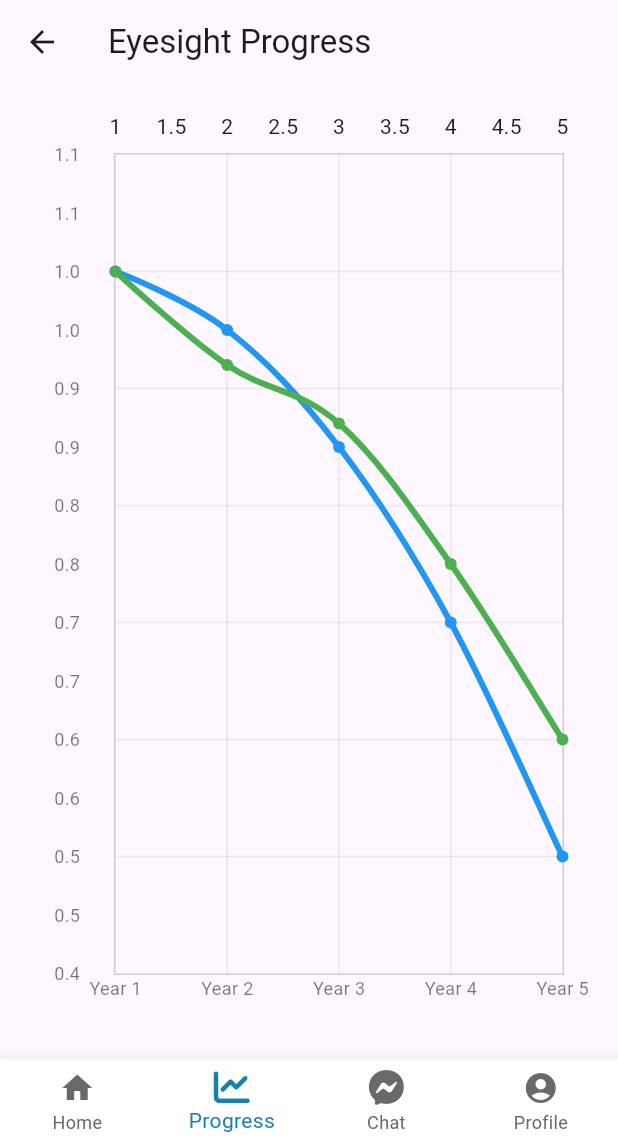
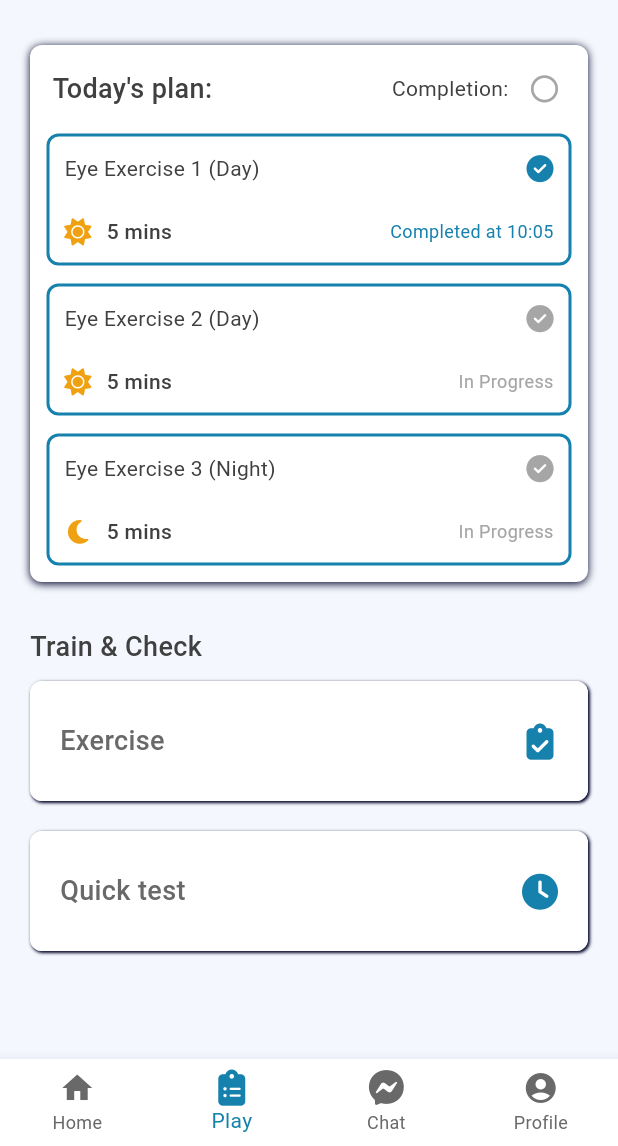
Before and after one commit to Jarwesbub/healthcare_superplatform, a Flutter app: the EyesightPageManager screen opened directly, item 2 of the bottom bar chosen, on a phone screen of 412 x 824 dp, the part 90-1236 px from its top. Run offline on Flutter 3.47's test engine with Material 3 defaults, Android fonts, the phone set to English and light mode, and no system bars; drawn by our look-alikes of fl_chart; our stand-ins replace bubble, flutter_local_notifications, flutter_svg, font_awesome_flutter, permission_handler, shared_preferences; missing offline and left inert: dialogflow_flutter_plus; accounts and stored records are empty.

Commit message:
Added play view, new button widget, Updated UI, folder path changes

```diff
--- a/lib/demos/eyesight_stats/models/eyesight_text_style.dart
+++ b/lib/demos/eyesight_stats/models/eyesight_text_style.dart
@@ -23,7 +23,7 @@ class EyesightTextStyle {
     fontWeight: FontWeight.w500,
   );
 
-  final miniHeader = TextStyle(color: EyesightColors().onSurface, fontSize: 12);
+  final miniHeader = TextStyle(color: EyesightColors().onSurface, fontSize: 14);
   final miniHeaderNegative = TextStyle(
     color: EyesightColors().plain,
     fontSize: 12,
--- a/lib/demos/eyesight_stats/pages/eyesight_home_page.dart
+++ b/lib/demos/eyesight_stats/pages/eyesight_home_page.dart
@@ -3,11 +3,11 @@ import 'package:font_awesome_flutter/font_awesome_flutter.dart';
 import 'package:healthcare_superplatform/data/page_constants.dart';
 import 'package:healthcare_superplatform/demos/eyesight_stats/models/eyesight_colors.dart';
 import 'package:healthcare_superplatform/demos/eyesight_stats/models/eyesight_text_style.dart';
-import 'package:healthcare_superplatform/demos/eyesight_stats/pages/eye_exercise_page.dart';
+import 'package:healthcare_superplatform/demos/eyesight_stats/pages/eyesight_progress_page.dart';
 import 'package:healthcare_superplatform/demos/eyesight_stats/pages/eyesight_stats_page.dart';
-import 'package:healthcare_superplatform/demos/eyesight_stats/widgets/eyesight_icon_box_button_widget.dart';
-import 'package:healthcare_superplatform/demos/eyesight_stats/widgets/eyesight_mini_button_widget.dart';
-import 'package:healthcare_superplatform/demos/eyesight_stats/widgets/eyesight_page_button_widget.dart';
+import 'package:healthcare_superplatform/demos/eyesight_stats/widgets/buttons/eyesight_icon_box_button_widget.dart';
+import 'package:healthcare_superplatform/demos/eyesight_stats/widgets/buttons/eyesight_mini_button_widget.dart';
+import 'package:healthcare_superplatform/demos/eyesight_stats/widgets/buttons/eyesight_page_button_widget.dart';
 
 class EyesightHomePage extends StatefulWidget {
   const EyesightHomePage({super.key});
@@ -17,6 +17,7 @@ class EyesightHomePage extends StatefulWidget {
 }
 
 class _HomePageState extends State<EyesightHomePage> {
+  // Buttons for the today's plan view.
   final List<EyesightMiniButtonWidget> miniButtons = [
     EyesightMiniButtonWidget(
       excercise: 'Eye Exercise 1 (Day)',
@@ -41,6 +42,7 @@ class _HomePageState extends State<EyesightHomePage> {
     ),
   ];
 
+  // Buttons for the quick actions view.
   final List<EyesightIconBoxButtonWidget> quickActionButtons = [
     EyesightIconBoxButtonWidget(
       text: 'Calendar',
@@ -102,7 +104,7 @@ class _HomePageState extends State<EyesightHomePage> {
             children: [
               Padding(
                 padding: const EdgeInsets.symmetric(horizontal: 10),
-                child: Text("Today's plan:", style: EyesightTextStyle().header),
+                child: Text("Today's Plan:", style: EyesightTextStyle().header),
               ),
               // Upper left corner arrow button.
               IconButton(
@@ -167,7 +169,7 @@ class _HomePageState extends State<EyesightHomePage> {
           mainAxisAlignment: MainAxisAlignment.spaceBetween,
           crossAxisAlignment: CrossAxisAlignment.start,
           children: [
-            Text('Your eye information', style: EyesightTextStyle().header),
+            Text('Your Eye Information', style: EyesightTextStyle().header),
             EyesightPageButtonWidget(
               text: 'Stats',
               icon: FontAwesomeIcons.chartColumn,
@@ -176,7 +178,7 @@ class _HomePageState extends State<EyesightHomePage> {
             EyesightPageButtonWidget(
               text: 'Progress',
               icon: FontAwesomeIcons.listCheck,
-              page: EyeExercisePage(),
+              page: EyesightProgressPage(),
             ),
           ],
         );
--- a/lib/demos/eyesight_stats/pages/eyesight_page_manager.dart
+++ b/lib/demos/eyesight_stats/pages/eyesight_page_manager.dart
@@ -3,7 +3,7 @@ import 'package:healthcare_superplatform/data/page_constants.dart';
 import 'package:healthcare_superplatform/demos/eyesight_stats/models/eyesight_colors.dart';
 import 'package:healthcare_superplatform/demos/eyesight_stats/pages/eyesight_chatbot_page.dart';
 import 'package:healthcare_superplatform/demos/eyesight_stats/pages/eyesight_home_page.dart';
-import 'package:healthcare_superplatform/demos/eyesight_stats/pages/eyesight_progress_page.dart';
+import 'package:healthcare_superplatform/demos/eyesight_stats/pages/eyesight_play_page.dart';
 import 'package:healthcare_superplatform/demos/eyesight_stats/widgets/eyesight_appbar.dart';
 import 'package:healthcare_superplatform/demos/eyesight_stats/widgets/eyesight_bottom_navbar.dart';
 
@@ -24,7 +24,7 @@ class _EyesightPageManagerState extends State<EyesightPageManager> {
     super.initState();
     pageList = {
       'Home': EyesightHomePage(),
-      'Progress': EyesightProgressPage(),
+      'Play': EyesightPlayPage(),
       'Chat': EyesightChatbotPage(),
       'Profile': Center(child: const Text('Profile')),
     };
@@ -42,8 +42,7 @@ class _EyesightPageManagerState extends State<EyesightPageManager> {
       ),
       backgroundColor: EyesightColors().surface,
       body: pageList.values.elementAt(currentPage),
-      bottomNavigationBar:
-           EyesightNavigationBar(onButtonTap: onButtonTap),
+      bottomNavigationBar: EyesightNavigationBar(onButtonTap: onButtonTap),
     );
   }
 
--- /dev/null
+++ b/lib/demos/eyesight_stats/pages/eyesight_play_page.dart
@@ -0,0 +1,145 @@
+import 'package:flutter/material.dart';
+import 'package:font_awesome_flutter/font_awesome_flutter.dart';
+import 'package:healthcare_superplatform/data/page_constants.dart';
+import 'package:healthcare_superplatform/demos/eyesight_stats/models/eyesight_colors.dart';
+import 'package:healthcare_superplatform/demos/eyesight_stats/models/eyesight_text_style.dart';
+import 'package:healthcare_superplatform/demos/eyesight_stats/pages/eye_exercise_page.dart';
+import 'package:healthcare_superplatform/demos/eyesight_stats/pages/vision_test_chart_page.dart';
+import 'package:healthcare_superplatform/demos/eyesight_stats/widgets/buttons/eyesight_mini_wide_button_widget.dart';
+import 'package:healthcare_superplatform/demos/eyesight_stats/widgets/buttons/eyesight_page_button_widget.dart';
+
+class EyesightPlayPage extends StatefulWidget {
+  const EyesightPlayPage({super.key});
+
+  @override
+  State<EyesightPlayPage> createState() => _EyesightPlayState();
+}
+
+class _EyesightPlayState extends State<EyesightPlayPage> {
+  // Buttons for the today's plan view.
+  final List<EyesightMiniWideButtonWidget> miniButtons = [
+    EyesightMiniWideButtonWidget(
+      excercise: 'Eye Exercise 1 (Day)',
+      time: 5,
+      icon: FontAwesomeIcons.solidSun,
+      completionTime: '10:05',
+      page: null,
+    ),
+    EyesightMiniWideButtonWidget(
+      excercise: 'Eye Exercise 2 (Day)',
+      time: 5,
+      icon: FontAwesomeIcons.solidSun,
+      completionTime: null,
+      page: null,
+    ),
+    EyesightMiniWideButtonWidget(
+      excercise: 'Eye Exercise 3 (Night)',
+      time: 5,
+      icon: FontAwesomeIcons.solidMoon,
+      completionTime: null,
+      page: null,
+    ),
+  ];
+
+  @override
+  Widget build(BuildContext context) {
+    return Center(
+      child: ConstrainedBox(
+        constraints: BoxConstraints(
+          maxWidth: PageConstants.mobileViewLimit.toDouble(),
+        ),
+        child: ListView(
+          padding: const EdgeInsets.symmetric(horizontal: 20, vertical: 30),
+          children: [
+            todaysTasksView(),
+            const SizedBox(height: 30),
+            eyeExerciseListView(),
+          ],
+        ),
+      ),
+    );
+  }
+
+  Widget todaysTasksView() {
+    return Container(
+      width: 500,
+      padding: const EdgeInsets.all(5),
+      decoration: BoxDecoration(
+        color: EyesightColors().boxColor,
+        borderRadius: BorderRadius.circular(8),
+        boxShadow: [
+          BoxShadow(
+            offset: Offset(0.0, 1.0),
+            blurRadius: 4.0,
+            color: EyesightColors().boxShadow,
+          ),
+        ],
+      ),
+      child: Column(
+        crossAxisAlignment: CrossAxisAlignment.start,
+        mainAxisAlignment: MainAxisAlignment.spaceBetween,
+        children: [
+          Row(
+            mainAxisAlignment: MainAxisAlignment.spaceBetween,
+            children: [
+              Padding(
+                padding: const EdgeInsets.symmetric(horizontal: 10),
+                child: Text("Today's plan:", style: EyesightTextStyle().header),
+              ),
+              Row(
+                children: [
+                  Text('Completion:', style: EyesightTextStyle().miniHeader),
+                  // Test icon.
+                  IconButton(
+                    onPressed: () {},
+                    icon: Icon(
+                      FontAwesomeIcons.circle,
+                      size: 18,
+                      color: EyesightColors().grey1,
+                    ),
+                  ),
+                ],
+              ),
+            ],
+          ),
+          ConstrainedBox(
+            constraints: const BoxConstraints(
+              maxWidth: double.maxFinite,
+              maxHeight: 500,
+            ),
+            child: ListView(
+              shrinkWrap: true,
+              children: List.generate(miniButtons.length, (index) {
+                return miniButtons[index];
+              }),
+            ),
+          ),
+        ],
+      ),
+    );
+  }
+
+  Widget eyeExerciseListView() {
+    return Builder(
+      builder: (context) {
+        return Column(
+          mainAxisAlignment: MainAxisAlignment.spaceBetween,
+          crossAxisAlignment: CrossAxisAlignment.start,
+          children: [
+            Text('Train & Check', style: EyesightTextStyle().header),
+            EyesightPageButtonWidget(
+              text: 'Exercise',
+              icon: FontAwesomeIcons.clipboardCheck,
+              page: EyeExercisePage(),
+            ),
+            EyesightPageButtonWidget(
+              text: 'Quick test',
+              icon: FontAwesomeIcons.solidClock,
+              page: VisionTestChartPage(),
+            ),
+          ],
+        );
+      },
+    );
+  }
+}
--- /dev/null
+++ b/lib/demos/eyesight_stats/widgets/buttons/eyesight_mini_wide_button_widget.dart
@@ -0,0 +1,95 @@
+import 'package:flutter/material.dart';
+import 'package:font_awesome_flutter/font_awesome_flutter.dart';
+import 'package:healthcare_superplatform/demos/eyesight_stats/models/eyesight_colors.dart';
+import 'package:healthcare_superplatform/demos/eyesight_stats/models/eyesight_text_style.dart';
+
+class EyesightMiniWideButtonWidget extends StatelessWidget {
+  const EyesightMiniWideButtonWidget({
+    super.key,
+    required this.excercise,
+    required this.time,
+    required this.icon,
+    required this.completionTime,
+    this.page,
+  });
+  final String excercise; // Exercise name.
+  final int time; // Minutes.
+  final IconData icon;
+  final String? completionTime;
+  final Widget? page;
+
+  @override
+  Widget build(BuildContext context) {
+    final progressColor =
+        completionTime != null
+            ? EyesightColors().primary
+            : EyesightColors().grey1;
+    return Container(
+      height: 88,
+      margin: const EdgeInsets.all(6),
+      decoration: BoxDecoration(
+        color: EyesightColors().plain,
+        border: Border.all(color: EyesightColors().primary, width: 2),
+        borderRadius: BorderRadius.circular(8),
+      ),
+      child: Material(
+        color: Colors.transparent,
+        child: InkWell(
+          onTap: () {
+            if (page == null) {
+              debugPrint('Tapped $excercise button');
+              return;
+            }
+          },
+          child: Padding(
+            padding: const EdgeInsets.symmetric(horizontal: 10),
+            child: Column(
+              crossAxisAlignment: CrossAxisAlignment.start,
+              mainAxisAlignment: MainAxisAlignment.spaceAround,
+              children: [
+                Row(
+                  mainAxisAlignment: MainAxisAlignment.spaceBetween,
+                  children: [
+                    Text(
+                      excercise,
+                      textAlign: TextAlign.start,
+                      style: EyesightTextStyle().miniHeader,
+                    ),
+                    Icon(
+                      FontAwesomeIcons.solidCircleCheck,
+                      color: progressColor,
+                      size: 18,
+                    ),
+                  ],
+                ),
+
+                Row(
+                  mainAxisAlignment: MainAxisAlignment.spaceBetween,
+                  children: [
+                    Row(
+                      children: [
+                        Icon(icon, color: EyesightColors().yellow0, size: 18),
+                        const SizedBox(width: 10),
+                        Text(
+                          '$time mins',
+                          textAlign: TextAlign.start,
+                          style: EyesightTextStyle().miniLabelMain,
+                        ),
+                      ],
+                    ),
+                    Text(
+                      completionTime != null
+                          ? 'Completed at $completionTime'
+                          : 'In Progress',
+                      style: TextStyle(color: progressColor, fontSize: 12),
+                    ),
+                  ],
+                ),
+              ],
+            ),
+          ),
+        ),
+      ),
+    );
+  }
+}
--- a/lib/demos/eyesight_stats/widgets/eyesight_bottom_navbar.dart
+++ b/lib/demos/eyesight_stats/widgets/eyesight_bottom_navbar.dart
@@ -21,8 +21,8 @@ class _NavigationBarState extends State<EyesightNavigationBar> {
         BottomNavigationBarItem(icon: Icon(Icons.home), label: 'Home'),
         BottomNavigationBarItem(
           backgroundColor: Colors.white,
-          icon: Icon(FontAwesomeIcons.chartLine),
-          label: 'Progress',
+          icon: Icon(FontAwesomeIcons.clipboardList),
+          label: 'Play',
         ),
         BottomNavigationBarItem(
           icon: Icon(FontAwesomeIcons.facebookMessenger),
```
Also changed, not shown: lib/demos/eyesight_stats/widgets/buttons/eyesight_icon_box_button_widget.dart (renamed from lib/demos/eyesight_stats/widgets/eyesight_icon_box_button_widget.dart), lib/demos/eyesight_stats/widgets/buttons/eyesight_mini_button_widget.dart (renamed from lib/demos/eyesight_stats/widgets/eyesight_mini_button_widget.dart), lib/demos/eyesight_stats/widgets/buttons/eyesight_page_button_widget.dart (renamed from lib/demos/eyesight_stats/widgets/eyesight_page_button_widget.dart).
